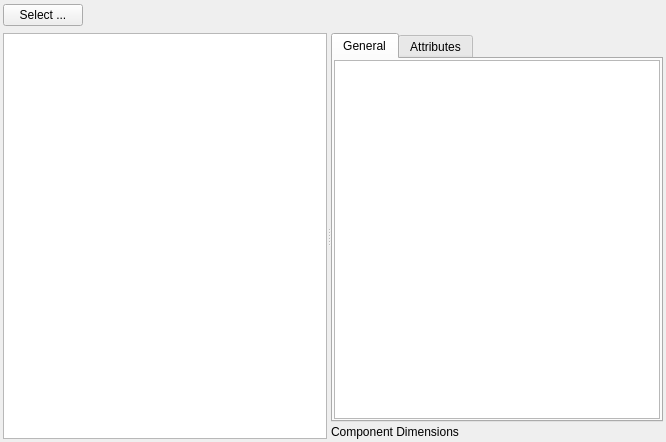
BlueQuartzSoftware/SIMPL, file Source/SVWidgetsLib/FilterParameterWidgets/UI_Files/ImportHDF5DatasetWidget.ui: the form before one commit.
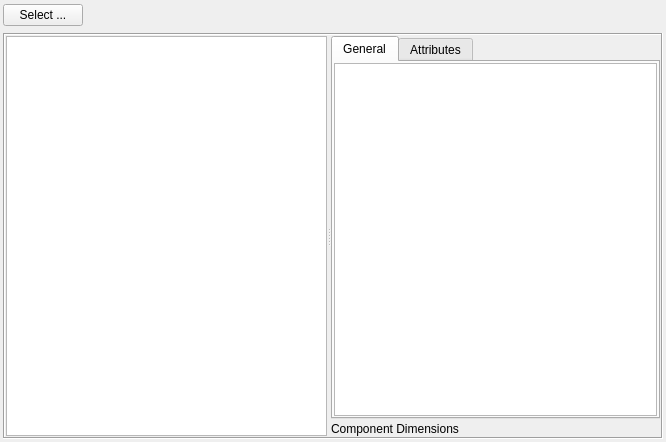
The form after the commit. Icons and pictures are not drawn. Custom widgets are drawn as their Qt base class.

Commit message: Added a frame to ImportHDF5DatasetWidget around the hdfTreeView and importHDF5DatasetTabWidget for better styling.

What changed in the file:
```diff
--- a/Source/SVWidgetsLib/FilterParameterWidgets/UI_Files/ImportHDF5DatasetWidget.ui
+++ b/Source/SVWidgetsLib/FilterParameterWidgets/UI_Files/ImportHDF5DatasetWidget.ui
@@ -13,7 +13,7 @@
   <property name="windowTitle">
    <string>Form</string>
   </property>
-  <layout class="QVBoxLayout" name="verticalLayout_2" stretch="0,1">
+  <layout class="QVBoxLayout" name="verticalLayout_2" stretch="0,0">
    <property name="leftMargin">
     <number>3</number>
    </property>
@@ -114,6 +114,36 @@
     </layout>
    </item>
    <item>
+    <widget class="QFrame" name="frame">
+     <property name="sizePolicy">
+      <sizepolicy hsizetype="Expanding" vsizetype="Expanding">
+       <horstretch>0</horstretch>
+       <verstretch>0</verstretch>
+      </sizepolicy>
+     </property>
+     <property name="frameShape">
+      <enum>QFrame::Box</enum>
+     </property>
+     <property name="frameShadow">
+      <enum>QFrame::Sunken</enum>
+     </property>
+     <layout class="QGridLayout" name="gridLayout">
+      <property name="leftMargin">
+       <number>1</number>
+      </property>
+      <property name="topMargin">
+       <number>1</number>
+      </property>
+      <property name="rightMargin">
+       <number>1</number>
+      </property>
+      <property name="bottomMargin">
+       <number>1</number>
+      </property>
+      <property name="spacing">
+       <number>4</number>
+      </property>
+      <item row="0" column="0">
     <widget class="QSplitter" name="splitter">
      <property name="orientation">
       <enum>Qt::Horizontal</enum>
@@ -273,6 +303,9 @@
        </item>
       </layout>
      </widget>
+       </widget>
+      </item>
+     </layout>
     </widget>
    </item>
   </layout>
```
Lines whose indentation alone changed are shown as unchanged.
